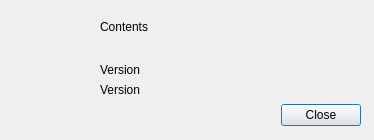
The window that ui/popup.ui (elgatosf/streamdeck-obs-plugin2) describes before a commit, drawn with Qt 5.
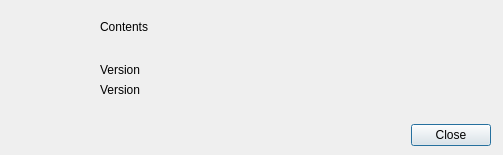
The same window after the commit. Icons and pictures are not drawn.

What changed in the file:
```diff
--- a/ui/popup.ui
+++ b/ui/popup.ui
@@ -9,8 +9,8 @@
    <rect>
     <x>0</x>
     <y>0</y>
-    <width>374</width>
-    <height>140</height>
+    <width>503</width>
+    <height>155</height>
    </rect>
   </property>
   <property name="contextMenuPolicy">
@@ -28,8 +28,8 @@
   <widget class="QDialogButtonBox" name="buttonBox">
    <property name="geometry">
     <rect>
-     <x>140</x>
-     <y>100</y>
+     <x>270</x>
+     <y>120</y>
      <width>221</width>
      <height>31</height>
     </rect>
@@ -68,7 +68,7 @@
     <rect>
      <x>100</x>
      <y>20</y>
-     <width>261</width>
+     <width>391</width>
      <height>31</height>
     </rect>
    </property>
@@ -87,7 +87,7 @@
     <rect>
      <x>100</x>
      <y>60</y>
-     <width>261</width>
+     <width>391</width>
      <height>20</height>
     </rect>
    </property>
@@ -100,7 +100,7 @@
     <rect>
      <x>100</x>
      <y>80</y>
-     <width>261</width>
+     <width>391</width>
      <height>20</height>
     </rect>
    </property>
```
